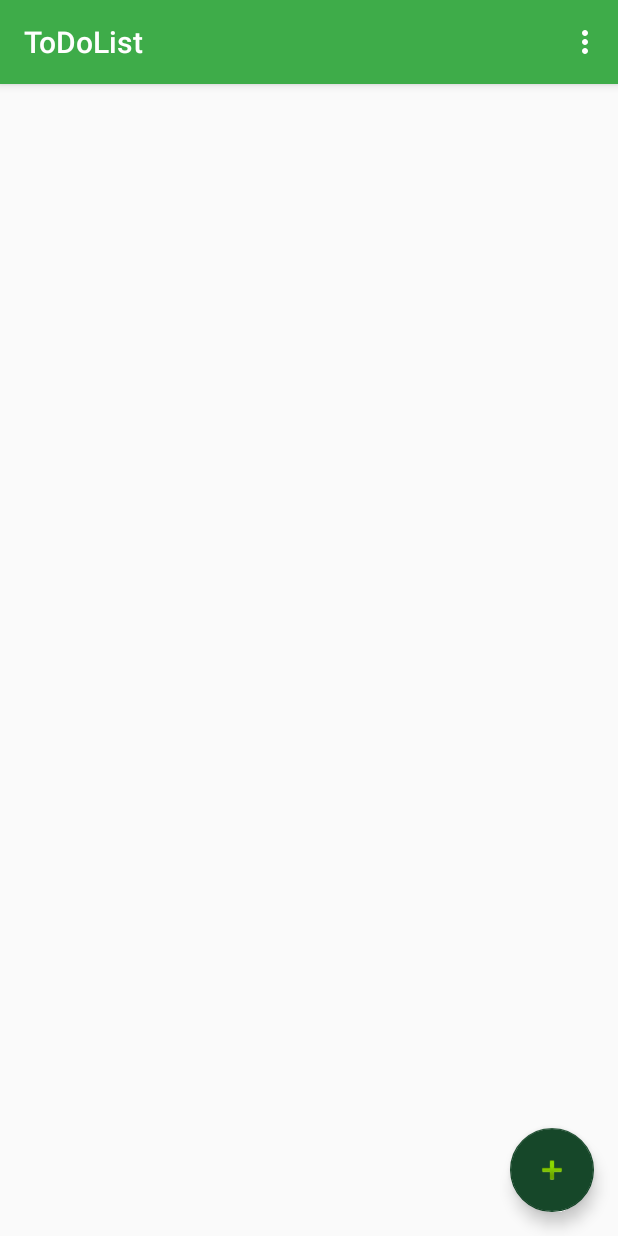
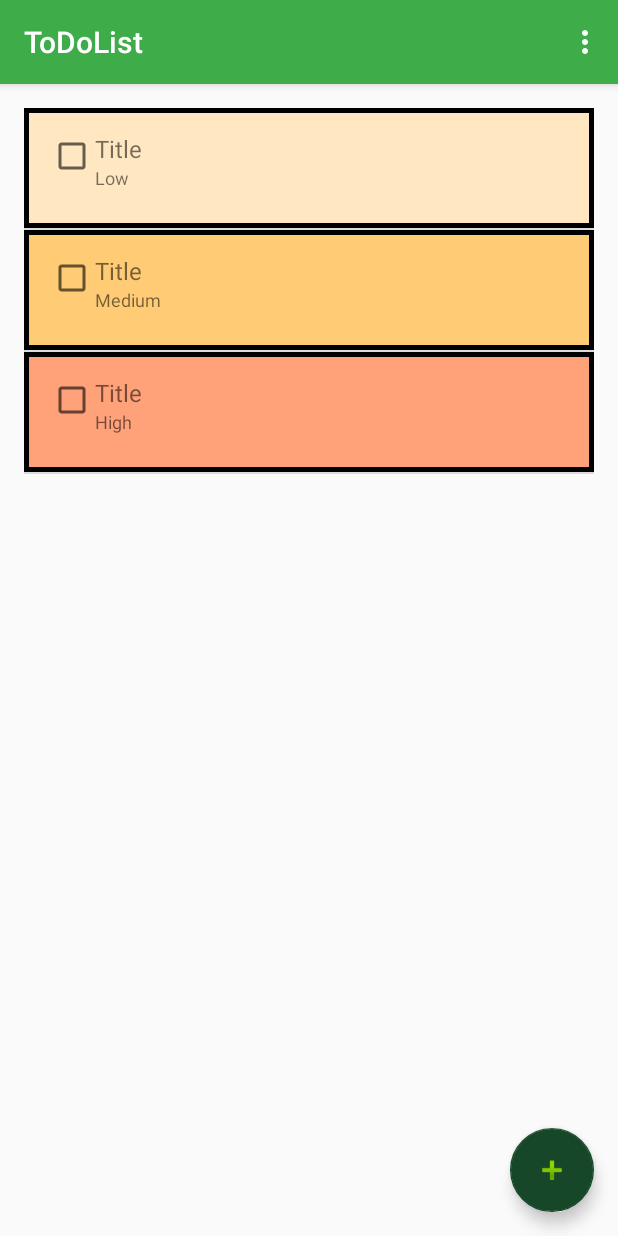
Before and after one commit to municool/ToDoList, an Android app: the screen it shows after launch (MainActivity), on a phone screen of 412 x 824 dp. Run offline under Robolectric (Android 15) with nearby library versions, the phone set to English and light mode, and no system bars.

Commit message:
Testing for Priority added and changing color depending on prio

```diff
--- a/app/src/main/java/com/example/bherrl/todolist/CustomAdapter.java
+++ b/app/src/main/java/com/example/bherrl/todolist/CustomAdapter.java
@@ -1,5 +1,10 @@
 package com.example.bherrl.todolist;
 
+import android.graphics.Color;
+import android.graphics.drawable.GradientDrawable;
+import android.graphics.drawable.shapes.Shape;
+import android.renderscript.RenderScript;
+import android.support.v4.content.ContextCompat;
 import android.widget.ArrayAdapter;
 import com.example.bherrl.todolist.Task;
 
@@ -31,6 +36,8 @@ import android.widget.ArrayAdapter;
 import android.widget.Button;
 import android.widget.CheckBox;
 import android.widget.ListView;
+import android.widget.RadioButton;
+import android.widget.RelativeLayout;
 import android.widget.ShareActionProvider;
 import android.widget.TextView;
 import android.widget.Toast;
@@ -56,6 +63,7 @@ public class CustomAdapter extends ArrayAdapter<Task> {
         TextView description;
         CheckBox checkBox;
 
+        Shape form;
     }
 
     @Override
@@ -77,6 +85,8 @@ public class CustomAdapter extends ArrayAdapter<Task> {
             holder.title = (TextView) convertView.findViewById(R.id.title);
             holder.description = (TextView) convertView.findViewById(R.id.description);
             holder.checkBox = (CheckBox) convertView.findViewById(R.id.checkBox_Task);
+
+
             convertView.setTag(holder);
 
 //            holder.checkBox.setOnClickListener(new View.OnClickListener() {
@@ -99,6 +109,17 @@ public class CustomAdapter extends ArrayAdapter<Task> {
         holder.title.setText(Task.getTitle());
         holder.description.setText(Task.getDescription());
         holder.checkBox.setChecked(Task.getDone());
+
+        RelativeLayout r = (RelativeLayout)convertView.findViewById(R.id.relativeLayout_Task);
+        GradientDrawable bgShape = (GradientDrawable)r.getBackground();
+        if(Task.getPriority() == 0){
+            bgShape.setColor(ContextCompat.getColor(context, R.color.defaultLow));
+        }else if(Task.getPriority() == 1){
+            bgShape.setColor(ContextCompat.getColor(context, R.color.medium));
+        }else if(Task.getPriority() == 2){
+            bgShape.setColor(ContextCompat.getColor(context, R.color.high));
+        }
+
         holder.description.setTag(Task);
 
         return convertView;
--- a/app/src/main/java/com/example/bherrl/todolist/MainActivity.java
+++ b/app/src/main/java/com/example/bherrl/todolist/MainActivity.java
@@ -113,26 +113,30 @@ public class MainActivity extends AppCompatActivity {
 
     //Start showing the tasks
     private void displayTasks() {
-        String myData = "";
-        try {
-            FileInputStream fis = new FileInputStream("tasks.json");
-            DataInputStream in = new DataInputStream(fis);
+//        String myData = "";
+//        try {
+//            FileInputStream fis = new FileInputStream("tasks.json");
+//            DataInputStream in = new DataInputStream(fis);
+//
+//            BufferedReader br = new BufferedReader(new InputStreamReader(in));
+//            String line;
+//
+//            while ((line = br.readLine()) != null){
+//                myData = myData + line;
+//                parseJson(myData);
+//            }
+//
+//            in.close();
+//        } catch (FileNotFoundException e) {
+//            e.printStackTrace();
+//        } catch (IOException e) {
+//            e.printStackTrace();
+//        }
 
-            BufferedReader br = new BufferedReader(new InputStreamReader(in));
-            String line;
-
-            while ((line = br.readLine()) != null){
-                myData = myData + line;
-                parseJson(myData);
-            }
-
-            in.close();
-        } catch (FileNotFoundException e) {
-            e.printStackTrace();
-        } catch (IOException e) {
-            e.printStackTrace();
-        }
-
+        Task t = new Task(1,"Title", "Low", false, 0, false, 1);
+        Task tt = new Task(1,"Title", "Medium", false, 1, false, 1);
+        Task ts = new Task(1,"Title", "High", false, 2, false, 1);
+        TaskList.add(t);TaskList.add(tt);TaskList.add(ts);
         //Initialize the CustomAdapter and pass the correspondent vars to constructor
         CustomAdapter dataAdapter = new CustomAdapter(this, R.layout.task, TaskList);
         //ListView_Tasks-> ID of the ListView available in content_main.xml, where Tasks are added
--- a/app/src/main/res/drawable/task_shape.xml
+++ b/app/src/main/res/drawable/task_shape.xml
@@ -1,6 +1,6 @@
 <?xml version="1.0" encoding="utf-8"?>
 
-<shape xmlns:android="http://schemas.android.com/apk/res/android" android:shape="rectangle" >
+<shape xmlns:android="http://schemas.android.com/apk/res/android" android:shape="rectangle"  android:id="@+id/taskShape">
     <solid android:color="#EAFFEA"/>
     <stroke android:width="3dip" android:color="#000000"/>
 </shape>
--- a/app/src/main/res/values/colors.xml
+++ b/app/src/main/res/values/colors.xml
@@ -3,4 +3,7 @@
     <color name="colorPrimary">#3eac49</color>
     <color name="colorPrimaryDark">#276C2E</color>
     <color name="colorAccent">#164729</color>
+    <color name="defaultLow">#FFE8C1</color>
+    <color name="medium">#FFCB74</color>
+    <color name="high">#FFA27A</color>
 </resources>
```
